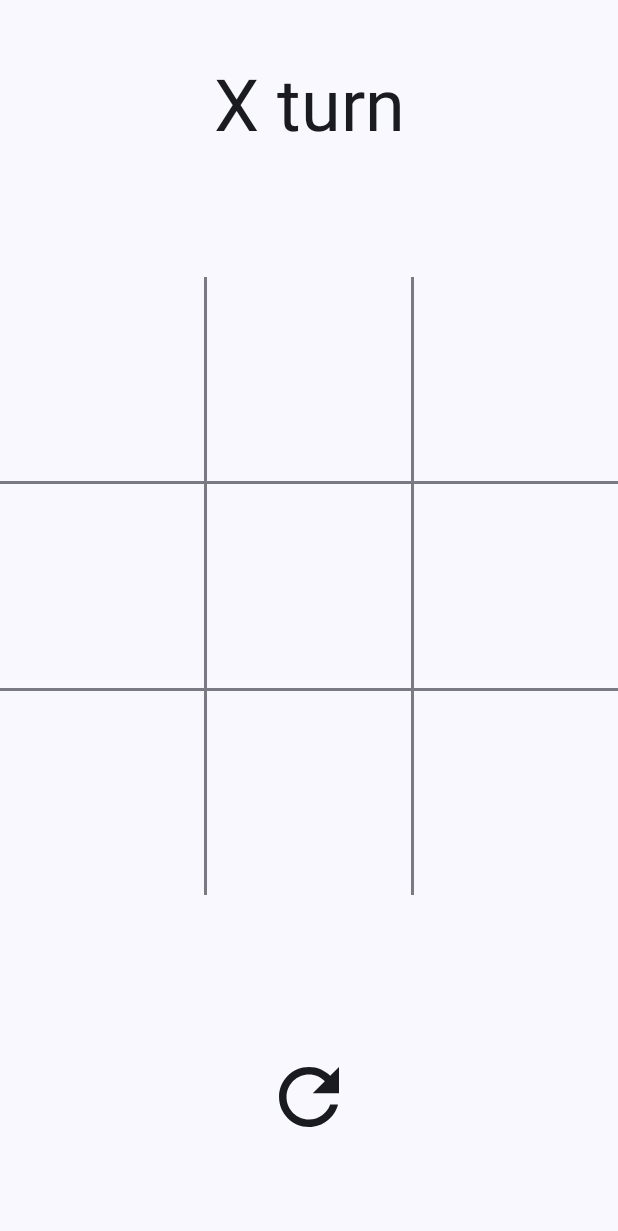
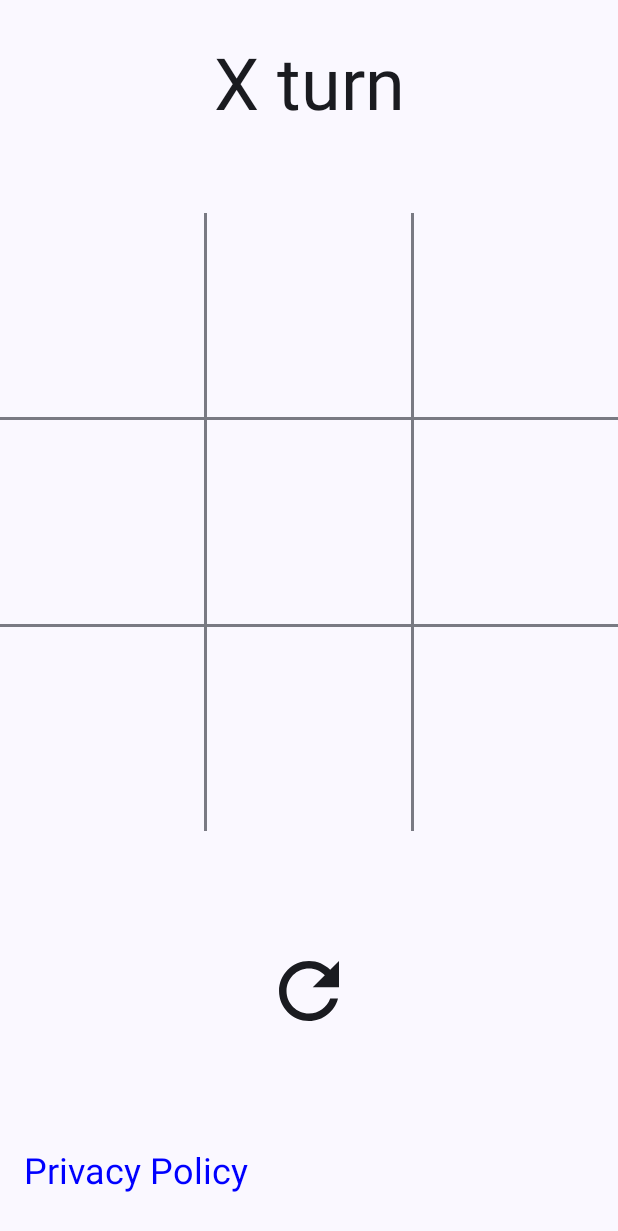
Before and after one commit to matttbates/Tic-Tac-Toe-redux-, an Android app built with Jetpack Compose: the screen it shows after launch (MainActivity), on a phone screen of 412 x 824 dp. Shown: the top 1231 px of the screen. Run offline under Robolectric (Android 15) with nearby library versions, the phone set to English and light mode, and no system bars; our stand-ins replace Dagger/Hilt's generated code.

Commit message:
added Privacy Policy button

```diff
--- a/screen_game/src/main/java/com/matttbates/screen_game/GameScreen.kt
+++ b/screen_game/src/main/java/com/matttbates/screen_game/GameScreen.kt
@@ -20,15 +20,18 @@ import androidx.compose.material3.Icon
 import androidx.compose.material3.IconButton
 import androidx.compose.material3.MaterialTheme
 import androidx.compose.material3.Text
-import com.matttbates.screen_game.store.GameState
 import androidx.compose.runtime.Composable
+import androidx.compose.ui.Alignment
 import androidx.compose.ui.Modifier
+import androidx.compose.ui.graphics.Color
+import androidx.compose.ui.platform.LocalContext
 import androidx.compose.ui.res.stringResource
 import androidx.compose.ui.semantics.contentDescription
 import androidx.compose.ui.semantics.semantics
 import androidx.compose.ui.tooling.preview.Preview
 import androidx.compose.ui.unit.dp
 import androidx.compose.ui.unit.sp
+import com.matttbates.screen_game.store.GameState
 import com.matttbates.tic_tac_toe.CellState
 
 @Preview
@@ -48,7 +51,7 @@ fun GameScreen(
 ) {
     Column(modifier = Modifier
         .fillMaxSize(),
-        horizontalAlignment = androidx.compose.ui.Alignment.CenterHorizontally,
+        horizontalAlignment = Alignment.CenterHorizontally,
         verticalArrangement = Arrangement.SpaceAround,
     ) {
         Text(modifier = Modifier
@@ -77,6 +80,24 @@ fun GameScreen(
                 contentDescription = stringResource(R.string.restart)
             )
         }
+        val context = LocalContext.current
+        Text(modifier = Modifier
+            .padding(start = 16.dp)
+            .align(Alignment.Start)
+            .clickable {
+                context.startActivity(
+                    android.content.Intent(
+                        android.content.Intent.ACTION_VIEW,
+                        android.net.Uri.parse("https://matttbates.github.io/Tic-Tac-Toe-redux-/privacy_policy.html")
+                    )
+                )
+            },
+            text = "Privacy Policy",
+            style = androidx.compose.ui.text.TextStyle(
+                fontSize = 24.sp,
+                color = Color.Blue
+            )
+        )
     }
 }
 
@@ -89,13 +110,13 @@ fun GameBoard(
 ) {
     Column(modifier = modifier
         .fillMaxSize(),
-        horizontalAlignment = androidx.compose.ui.Alignment.CenterHorizontally,
+        horizontalAlignment = Alignment.CenterHorizontally,
         verticalArrangement = Arrangement.SpaceAround,
     ) {
         state.board.forEachIndexed { rowIndex, row ->
             Row(modifier = Modifier
                 .weight(1f),
-                verticalAlignment = androidx.compose.ui.Alignment.CenterVertically,
+                verticalAlignment = Alignment.CenterVertically,
             ) {
                 row.forEachIndexed { colIndex, player ->
                     Box(modifier = Modifier
@@ -104,7 +125,7 @@ fun GameBoard(
                         .clickable {
                             makeMove(rowIndex, colIndex)
                         },
-                        contentAlignment = androidx.compose.ui.Alignment.Center
+                        contentAlignment = Alignment.Center
                     ) {
                         Text(modifier = Modifier
                             .semantics { contentDescription = "Cell $rowIndex $colIndex" },
@@ -112,9 +133,9 @@ fun GameBoard(
                             style = androidx.compose.ui.text.TextStyle(
                                 fontSize = 48.sp,
                                 color = if (player == CellState.O) {
-                                    androidx.compose.ui.graphics.Color.Blue
+                                    Color.Blue
                                 } else {
-                                    androidx.compose.ui.graphics.Color.Red
+                                    Color.Red
                                 }
                             )
                         )
@@ -128,7 +149,7 @@ fun GameBoard(
                 }
             }
             if (rowIndex < state.board.size - 1) {
-                androidx.compose.material3.Divider(
+                androidx.compose.material3.HorizontalDivider(
                     thickness = 2.dp,
                 )
             }
```
